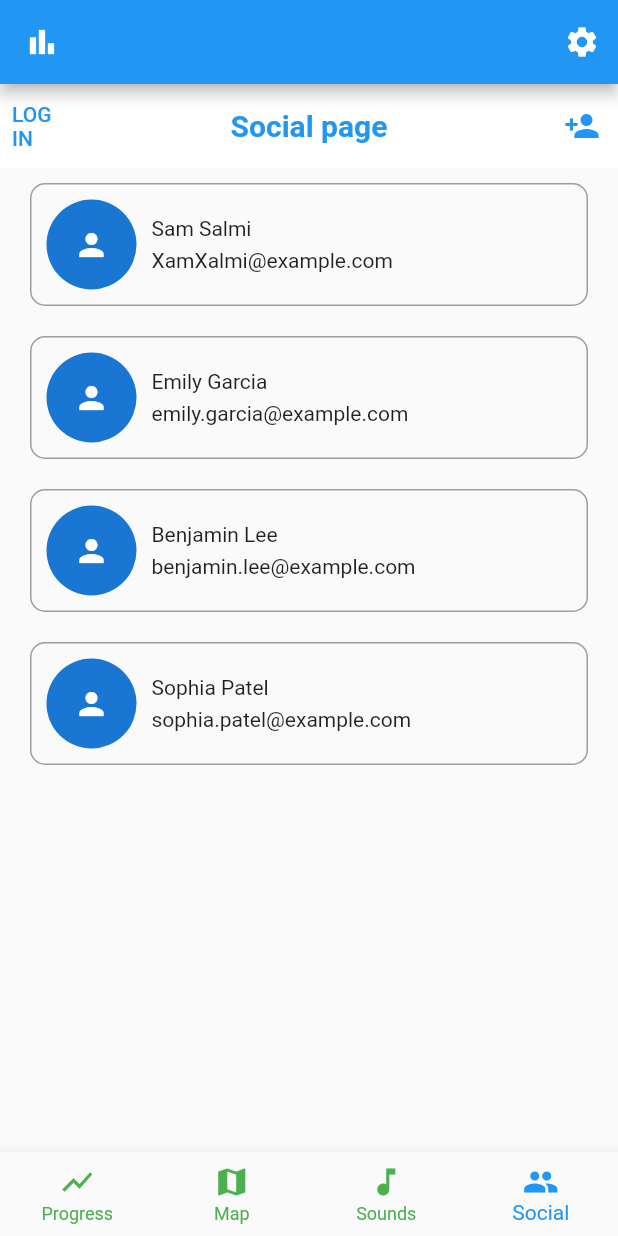
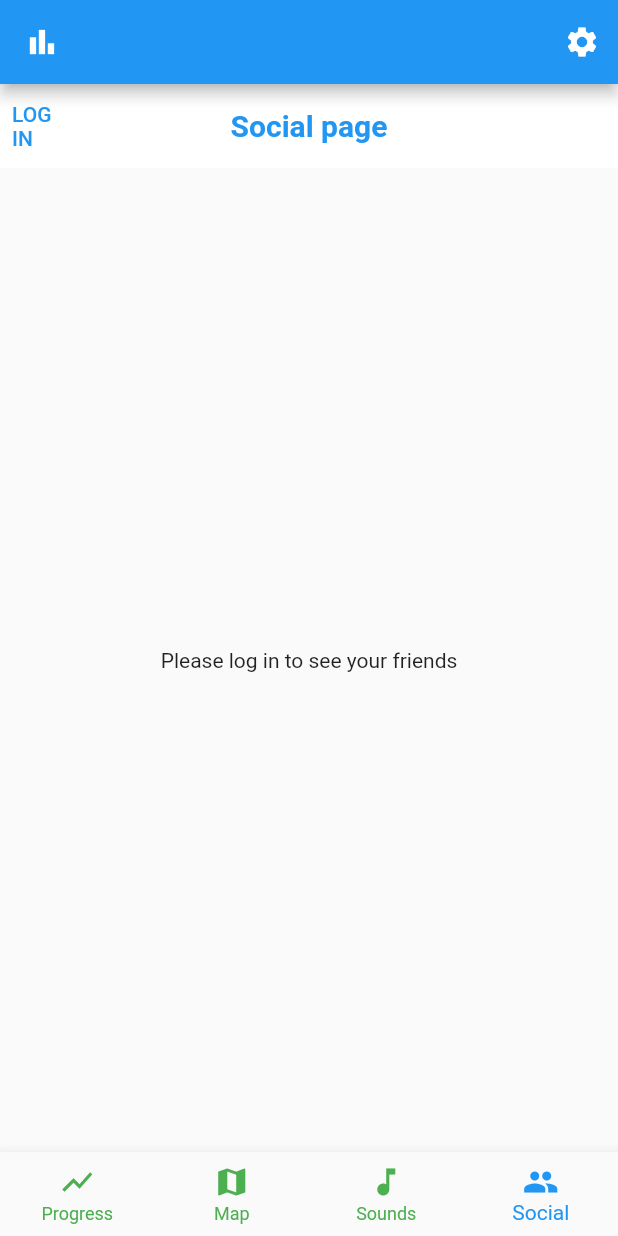
Before and after one commit to CodeCatCreations/Urban-Escape, a Flutter app: the screen it shows after launch, item 4 of the bottom bar chosen, after a tap on "LOG IN", on a phone screen of 412 x 824 dp. Run offline on Flutter 3.47's test engine with Material 2 defaults, Android fonts, the phone set to English and light mode, and no system bars; our stand-ins replace audioplayers, fl_chart, google_maps_flutter, percent_indicator, shared_preferences; missing offline and left inert: flutter_facebook_auth, mysql1.

Commit message:
Implemented Facebook friend list

```diff
--- a/lib/app_pages/social_page.dart
+++ b/lib/app_pages/social_page.dart
@@ -1,4 +1,4 @@
-import 'package:flutter/material.dart';
+/*import 'package:flutter/material.dart';
 import 'package:flutter_facebook_auth/flutter_facebook_auth.dart';
 
 class SocialPage extends StatefulWidget {
@@ -226,4 +226,111 @@ class Person {
   final String email;
 
   Person(this.name, this.email);
+}*/
+
+import 'dart:convert';
+import 'package:flutter/material.dart';
+import 'package:flutter_facebook_auth/flutter_facebook_auth.dart';
+import 'package:http/http.dart' as http;
+
+class SocialPage extends StatefulWidget {
+  const SocialPage({Key? key}) : super(key: key);
+
+  @override
+  _SocialPageState createState() => _SocialPageState();
 }
+
+class _SocialPageState extends State<SocialPage> {
+  Map<String, dynamic>? _userData;
+  AccessToken? _accessToken;
+  bool _isLoggedIn = false;
+  List<dynamic>? _friends;
+
+  @override
+  void initState() {
+    super.initState();
+  }
+
+  _login() async {
+    final LoginResult result = await FacebookAuth.instance.login();
+
+    if (result.status == LoginStatus.success) {
+      _accessToken = result.accessToken;
+
+      final userData = await FacebookAuth.instance.getUserData();
+      _userData = userData;
+
+      final response = await http.get(Uri.parse(
+          'https://graph.facebook.com/v12.0/me/friends?fields=name,picture&limit=1000&access_token=${_accessToken!.token}'));
+
+      if (response.statusCode == 200) {
+        final json = jsonDecode(response.body);
+        setState(() {
+          _friends = json['data'];
+        });
+      } else {
+        print('Failed to get friends data');
+      }
+
+      setState(() {
+        _isLoggedIn = true;
+      });
+    } else {
+      print(result.status);
+      print(result.message);
+    }
+  }
+
+  _logout() async {
+    await FacebookAuth.instance.logOut();
+    _accessToken = null;
+    _userData = null;
+    _friends = null;
+
+    setState(() {
+      _isLoggedIn = false;
+    });
+  }
+
+  @override
+  Widget build(BuildContext context) {
+    return Scaffold(
+      appBar: AppBar(
+        title: const Text(
+          'Social page',
+          style: TextStyle(
+            color: Colors.blue,
+            fontWeight: FontWeight.bold,
+          ),
+        ),
+        backgroundColor: Colors.white,
+        elevation: 0,
+        centerTitle: true,
+        leading: TextButton(
+          onPressed: _isLoggedIn ? _logout : _login,
+          child: Text(
+            _isLoggedIn ? 'LOG OUT' : 'LOG IN',
+            style: const TextStyle(color: Colors.blue),
+          ),
+        ),
+      ),
+      body: _isLoggedIn
+          ? _friends == null
+          ? const Center(child: CircularProgressIndicator())
+          : ListView.builder(
+        itemCount: _friends!.length,
+        itemBuilder: (BuildContext context, int index) {
+          final friend = _friends![index];
+          final String name = friend['name'] ?? '';
+          final String pictureUrl = friend['picture']['data']['url'] ?? '';
+
+          return ListTile(
+            leading: CircleAvatar(backgroundImage: NetworkImage(pictureUrl)),
+            title: Text(name),
+          );
+        },
+      )
+          : const Center(child: Text('Please log in to see your friends')),
+    );
+  }
+}
```
Also changed, not shown: pubspec.lock.
